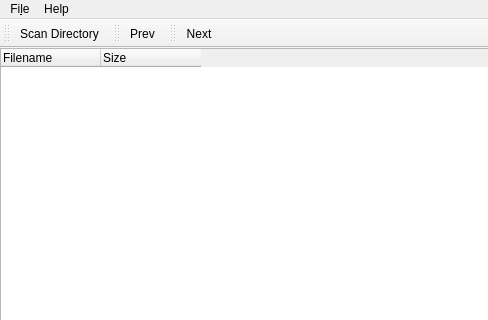
First picture: the form in mainwindow.ui, repository demon1999/dublicates, before the edit; both pictures show x 0 to 488 and y 0 to 320 of the 800 by 600 pixel window.
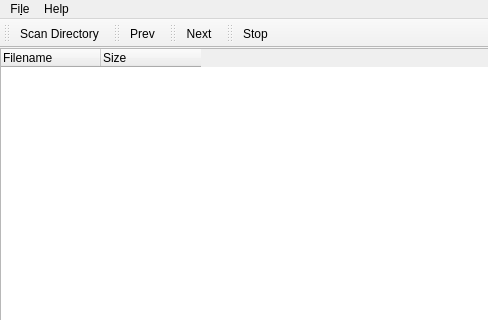
Second picture: the form after the edit.

Commit message: Adding stop button

Diff of the .ui file:
```diff
--- a/mainwindow.ui
+++ b/mainwindow.ui
@@ -111,6 +111,23 @@
    </attribute>
    <addaction name="actionNext_Group_Of_Dublicates"/>
   </widget>
+  <widget class="QToolBar" name="toolBar">
+   <property name="windowTitle">
+    <string>toolBar</string>
+   </property>
+   <attribute name="toolBarArea">
+    <enum>TopToolBarArea</enum>
+   </attribute>
+   <attribute name="toolBarBreak">
+    <bool>false</bool>
+   </attribute>
+   <addaction name="actionStop"/>
+  </widget>
+  <action name="actionStop">
+   <property name="text">
+    <string>&amp;Stop</string>
+   </property>
+  </action>
   <action name="actionNext_Group_Of_Dublicates">
    <property name="text">
     <string>&amp;Next</string>
```
The commit also changes 4 other files.
